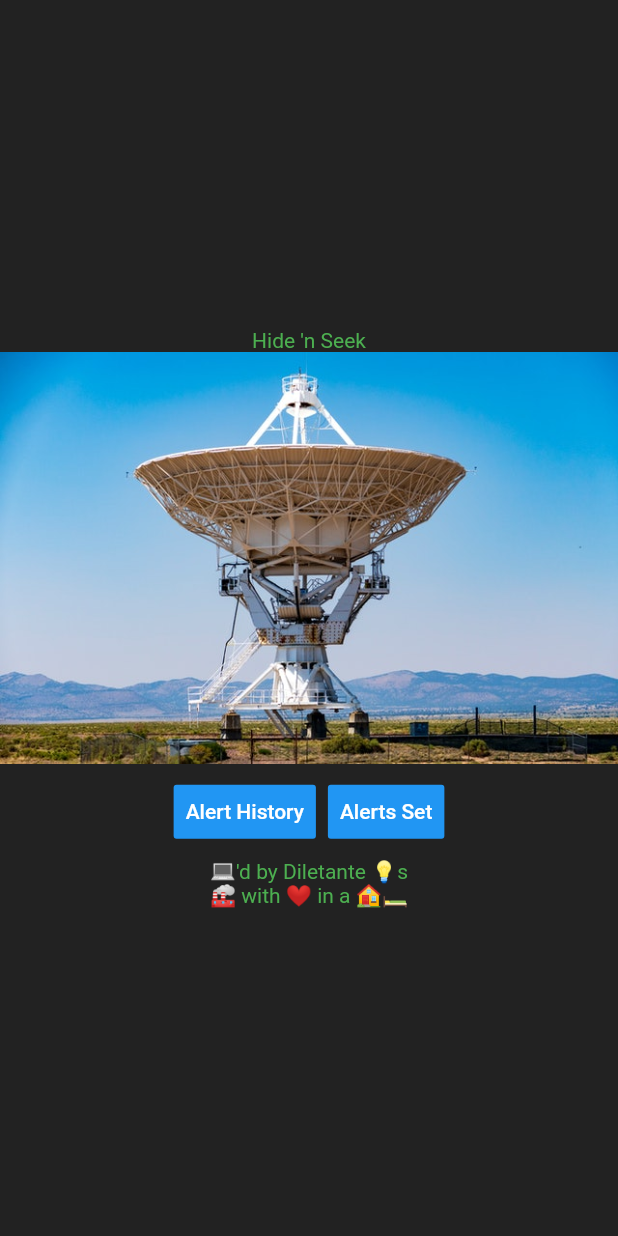
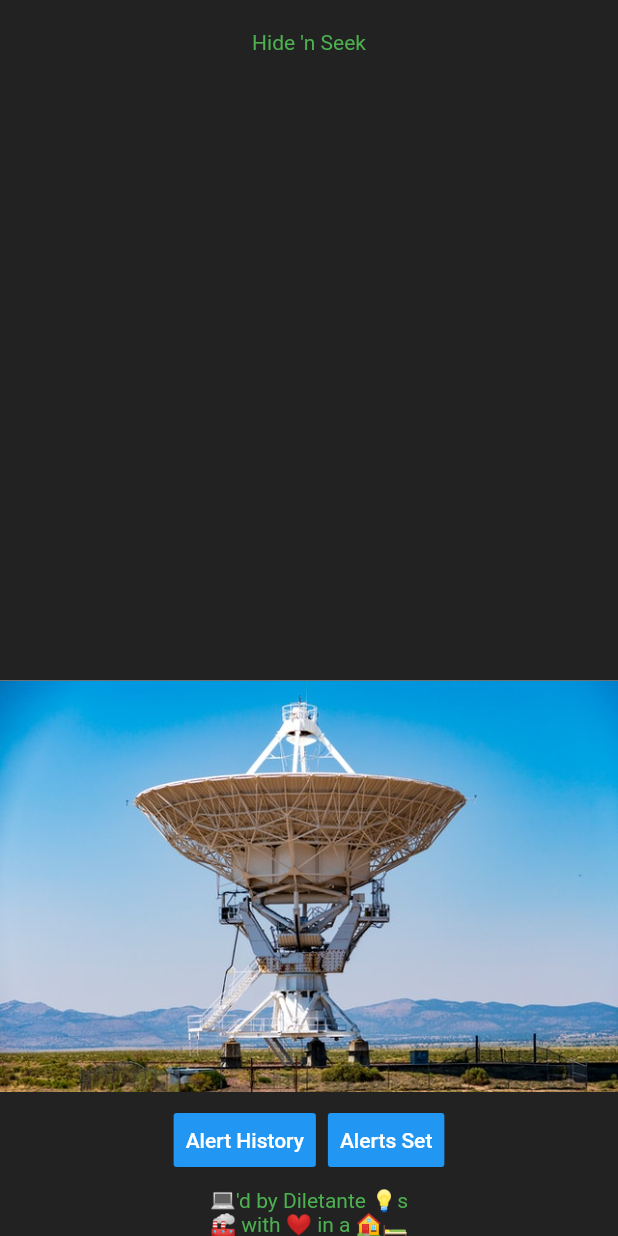
Before and after one commit to endor-sudo/hidenseek, a Flutter app: the Scan screen opened directly, on a phone screen of 412 x 824 dp. Run offline on Flutter 3.47's test engine with Material 2 defaults, Android fonts, the light colour scheme and no system bars; our stand-ins replace flutter_blue.

Commit message:
scan done

```diff
--- a/lib/login.dart
+++ b/lib/login.dart
@@ -24,10 +24,10 @@ class _MyHomePageState extends State<MyHomePage> {
   Widget build(BuildContext context) {
     return Scaffold(
         body: Column(
-          mainAxisAlignment: MainAxisAlignment.center,
-          crossAxisAlignment: CrossAxisAlignment.center,
           children: <Widget>[
-            TitleWidget(),
+            Expanded(
+                child: Padding(
+                    padding: const EdgeInsets.all(20.0), child: TitleWidget())),
             EmailField(this.setEmail),
             EmailSubmitionWidget(this.alertText),
             DesignedWidget(),
--- a/lib/scan.dart
+++ b/lib/scan.dart
@@ -1,8 +1,8 @@
 import 'package:flutter/material.dart';
-import 'package:hide_n_seek/devfound.dart';
 import 'title.dart';
 import 'footer.dart';
 import 'devfound.dart';
+import 'package:flutter_blue/flutter_blue.dart';
 
 class Scan extends StatefulWidget {
   @override
@@ -14,10 +14,10 @@ class _ScanState extends State<Scan> {
   Widget build(BuildContext context) {
     return Scaffold(
         body: Column(
-          mainAxisAlignment: MainAxisAlignment.center,
-          crossAxisAlignment: CrossAxisAlignment.center,
           children: <Widget>[
-            TitleWidget(),
+            Expanded(
+                child: Padding(
+                    padding: const EdgeInsets.all(20.0), child: TitleWidget())),
             RadarStill(),
             AlertHistory(),
             DesignedWidget(),
@@ -29,16 +29,63 @@ class _ScanState extends State<Scan> {
 }
 
 class RadarStill extends StatefulWidget {
+  final FlutterBlue flutterBlue = FlutterBlue.instance;
+  final List<BluetoothDevice> devices = new List<BluetoothDevice>();
+
   @override
   _RadarStillState createState() => _RadarStillState();
 }
 
 class _RadarStillState extends State<RadarStill> {
+  _addDeviceTolist(final BluetoothDevice device) {
+    if (!widget.devices.contains(device)) {
+      setState(() {
+        widget.devices.add(device);
+      });
+    }
+  }
+
   click() {
-    //FlutterBlue flutterBlue = FlutterBlue.instance;
+    /*
+    // Start scanning
+    flutterBlue.startScan(timeout: Duration(seconds: 4));
 
-    Navigator.push(
-        context, MaterialPageRoute(builder: (context) => DevFound()));
+    // Listen to scan results
+    StreamSubscription<List<ScanResult>> subscription =
+        flutterBlue.scanResults.listen((results) {
+      // do something with scan results
+      for (ScanResult r in results) {
+        print('==================>${r.device.name} found! rssi: ${r.rssi}');
+      }
+      devices = results;
+    });
+
+    // Stop scanning
+    flutterBlue.stopScan();
+    //sleep(const Duration(seconds: 10));
+    */
+
+    Navigator.push(context,
+        MaterialPageRoute(builder: (context) => DevFound(widget.devices)));
+  }
+
+  @override
+  void initState() {
+    //todo: implement initState
+    super.initState();
+    widget.flutterBlue.connectedDevices
+        .asStream()
+        .listen((List<BluetoothDevice> devices) {
+      for (BluetoothDevice device in devices) {
+        _addDeviceTolist(device);
+      }
+    });
+    widget.flutterBlue.scanResults.listen((List<ScanResult> results) {
+      for (ScanResult result in results) {
+        _addDeviceTolist(result.device);
+      }
+    });
+    widget.flutterBlue.startScan();
   }
 
   @override
--- a/pubspec.yaml
+++ b/pubspec.yaml
@@ -21,6 +21,7 @@ environment:
   sdk: ">=2.7.0 <3.0.0"
 
 dependencies:
+  flutter_blue: ^0.7.2
   flutter:
     sdk: flutter
 
```
Also changed, not shown: lib/devfound.dart (+67 -9 lines), pubspec.lock, 6 other files.
